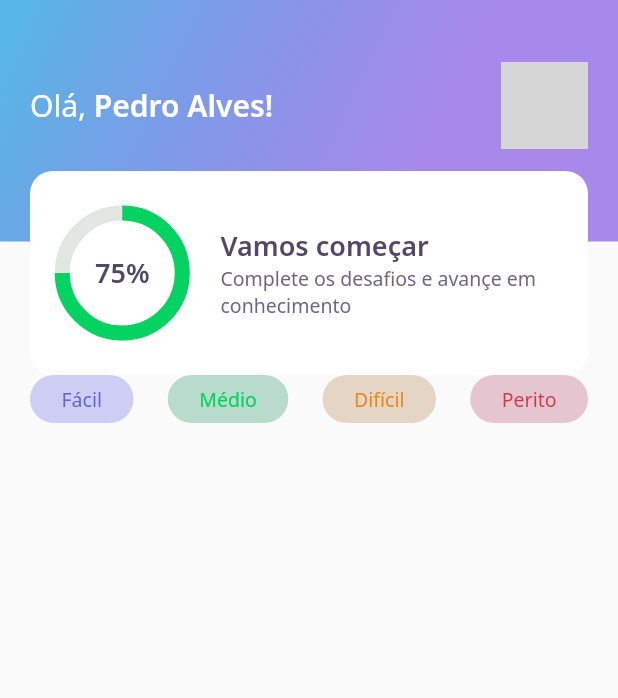
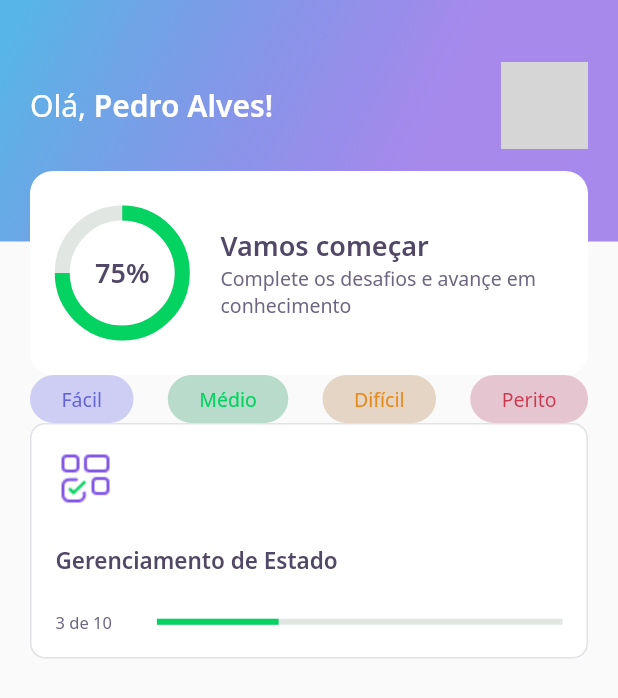
Before and after one commit to PedroTeixeiraa/dev-quiz, a Flutter app: the screen it shows after launch, on a phone screen of 412 x 824 dp. Shown: the top 698 px of the screen. Run offline on Flutter 3.47's test engine with Material 2 defaults, Android fonts, the phone set to English and light mode, and no system bars; our stand-ins replace google_fonts; network calls fail; grey boxes are pictures that could not be loaded.

Commit message:
feat: create quiz card widget

```diff
--- a/lib/home/home_page.dart
+++ b/lib/home/home_page.dart
@@ -1,5 +1,6 @@
 import 'package:DevQuiz/home/widgets/appbar/app_bar_widget.dart';
 import 'package:DevQuiz/home/widgets/level_button/level_button_widget.dart';
+import 'package:DevQuiz/home/widgets/quiz_card/quiz_card_widget.dart';
 import 'package:flutter/material.dart';
 
 class HomePage extends StatefulWidget {
@@ -18,7 +19,9 @@ class _HomePageState extends State<HomePage> {
         padding: const EdgeInsets.symmetric(
           horizontal: 20,
         ),
-        child: Row(
+        child: Column(
+          children: [
+            Row(
               mainAxisAlignment: MainAxisAlignment.spaceBetween,
               children: [
                 LevelButtonWidget(
@@ -35,6 +38,9 @@ class _HomePageState extends State<HomePage> {
                 )
               ],
             ),
+            QuizCardWidget(),
+          ],
+        ),
       ),
     );
   }
--- /dev/null
+++ b/lib/home/widgets/quiz_card/quiz_card_widget.dart
@@ -0,0 +1,62 @@
+import 'package:DevQuiz/core/app_colors.dart';
+import 'package:DevQuiz/core/app_images.dart';
+import 'package:DevQuiz/core/app_text_styles.dart';
+import 'package:flutter/material.dart';
+
+class QuizCardWidget extends StatelessWidget {
+  QuizCardWidget({
+    Key? key,
+  }) : super(key: key);
+
+  @override
+  Widget build(BuildContext context) {
+    return Container(
+      padding: EdgeInsets.all(16),
+      decoration: BoxDecoration(
+        border: Border.fromBorderSide(BorderSide(color: AppColors.border)),
+        color: AppColors.white,
+        borderRadius: BorderRadius.circular(10),
+      ),
+      child: Column(
+        crossAxisAlignment: CrossAxisAlignment.start,
+        children: [
+          Container(
+            height: 40,
+            width: 40,
+            child: Image.asset(AppImages.blocks),
+          ),
+          SizedBox(
+            height: 24,
+          ),
+          Text(
+            "Gerenciamento de Estado",
+            style: AppTextStyles.heading15,
+          ),
+          SizedBox(
+            height: 24,
+          ),
+          Row(
+            children: [
+              Expanded(
+                flex: 1,
+                child: Text(
+                  "3 de 10",
+                  style: AppTextStyles.body11,
+                ),
+              ),
+              Expanded(
+                flex: 4,
+                child: LinearProgressIndicator(
+                  value: 0.3,
+                  backgroundColor: AppColors.chartSecondary,
+                  valueColor:
+                      AlwaysStoppedAnimation<Color>(AppColors.chartPrimary),
+                ),
+              ),
+            ],
+          )
+        ],
+      ),
+    );
+  }
+}
```
Lines whose indentation alone changed are shown as unchanged.
